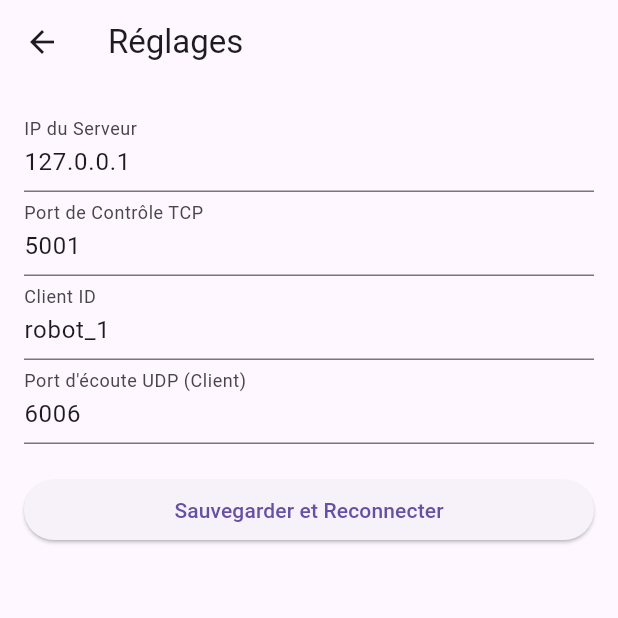
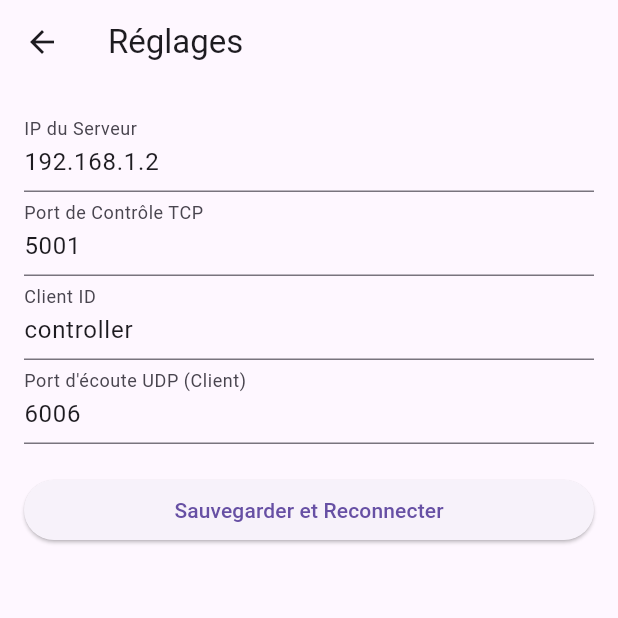
Before and after one commit to Cassian-5SIEC/controller_app, a Flutter app: the screen it shows after launch, after a tap on the "settings" icon, on a phone screen of 412 x 824 dp, the top half of it. Run offline on Flutter 3.47's test engine with Material 3 defaults, Android fonts, the phone set to English and light mode, and no system bars; our stand-ins replace font_awesome_flutter, shared_preferences, toggle_switch; missing offline and left inert: flutter_joystick, udp.

Commit message:
feat: change default ip to jetson one feat: improve UI with two joystick and better placement

```diff
--- a/lib/control_screen.dart
+++ b/lib/control_screen.dart
@@ -19,7 +19,7 @@ class ControlScreen extends StatefulWidget {
 class _ControlScreenState extends State<ControlScreen> {
   late RobotService _robotService;
 
-  // Valeurs actuelles du Joystick
+  // Valeurs actuelles des Joysticks
   double _cmdLinear = 0.0;
   double _cmdAngular = 0.0;
 
@@ -54,40 +54,34 @@ class _ControlScreenState extends State<ControlScreen> {
       });
     } else {
       // Afficher une erreur
+      if (mounted) {
         ScaffoldMessenger.of(context).showSnackBar(
           const SnackBar(content: Text("Échec de l'enregistrement au serveur")),
         );
       }
     }
+  }
 
   @override
   Widget build(BuildContext context) {
-    // ---- AJOUTÉ ----
     // Met l'app en plein écran immersif (cache la barre de statut)
-    // Le mode "sticky" la fait réapparaître si on glisse depuis le bord.
     SystemChrome.setEnabledSystemUIMode(SystemUiMode.immersiveSticky);
 
     // Observe les changements du provider
     final provider = context.watch<RobotProvider>();
 
     return Scaffold(
-      // --- SUPPRIMÉ ---
-      // appBar: AppBar( ... ),
-
-      // On utilise un SafeArea pour que nos boutons flottants
-      // n'aillent pas sous l'encoche ("notch") du téléphone.
       body: SafeArea(
         // On utilise un Stack pour superposer les éléments
         child: Stack(
           children: [
 
-            // --- 1. Votre contenu principal (Joystick et Odom) ---
+            // --- 1. Contenu principal (Joysticks et Odom) ---
             Column(
-              mainAxisAlignment: MainAxisAlignment.spaceAround,
               children: [
                 // --- Section Odométrie ---
                 Padding(
-                  padding: const EdgeInsets.all(16.0),
+                  padding: const EdgeInsets.fromLTRB(16.0, 40.0, 16.0, 16.0),
                   child: Row(
                     mainAxisAlignment: MainAxisAlignment.spaceEvenly,
                     children: [
@@ -97,20 +91,39 @@ class _ControlScreenState extends State<ControlScreen> {
                   ),
                 ),
 
-                // --- Section Joystick ---
-                Align(
-                  alignment: Alignment.centerLeft, // Positionne le joystick à gauche
-                  child: Padding(
-                    padding: const EdgeInsets.only(left: 32.0), // petit décalage du bord
+                // --- Section Joysticks ---
+                Expanded(
+                  child: Row(
+                    mainAxisAlignment: MainAxisAlignment.spaceBetween,
+                    crossAxisAlignment: CrossAxisAlignment.center,
+                    children: [
+
+                      // --- Joystick Gauche (Linéaire) ---
+                      Padding(
+                        padding: const EdgeInsets.only(left: 32.0),
                         child: Joystick(
-                      mode: JoystickMode.all,
+                          mode: JoystickMode.vertical,
                           listener: (details) {
                             setState(() {
                               _cmdLinear = -details.y;
+                            });
+                          },
+                        ),
+                      ),
+
+                      // --- Joystick Droit (Angulaire) ---
+                      Padding(
+                        padding: const EdgeInsets.only(right: 32.0),
+                        child: Joystick(
+                          mode: JoystickMode.horizontal,
+                          listener: (details) {
+                            setState(() {
                               _cmdAngular = details.x;
                             });
                           },
                         ),
+                      ),
+                    ],
                   ),
                 ),
               ],
@@ -121,18 +134,14 @@ class _ControlScreenState extends State<ControlScreen> {
               top: 10,
               right: 10,
               child: IconButton(
-                // On met une couleur visible sur n'importe quel fond
                 icon: const Icon(Icons.settings, color: Colors.black54),
-                iconSize: 30, // Un peu plus gros pour être facile à taper
+                iconSize: 30,
                 onPressed: () async {
-                  // On désactive le plein écran avant d'aller aux réglages
                   SystemChrome.setEnabledSystemUIMode(SystemUiMode.edgeToEdge);
-
                   await Navigator.push(
                     context,
                     MaterialPageRoute(builder: (context) => const SettingsScreen()),
                   );
-                  // On se reconnecte au cas où les réglages ont changé
                   _robotService.disconnect();
                   _connect();
                 },
@@ -141,7 +150,7 @@ class _ControlScreenState extends State<ControlScreen> {
 
             // --- 3. Indicateur de Connexion (flottant en haut à gauche) ---
             Positioned(
-              top: 20, // Ajusté pour aligner visuellement
+              top: 20,
               left: 20,
               child: Container(
                 width: 15,
@@ -150,7 +159,7 @@ class _ControlScreenState extends State<ControlScreen> {
                   color: provider.isConnected ? Colors.green : Colors.red,
                   shape: BoxShape.circle,
                   border: Border.all(color: Colors.white, width: 2),
-                  boxShadow: [ // Ombre pour la visibilité
+                  boxShadow: [
                     BoxShadow(
                       color: Colors.black.withOpacity(0.5),
                       blurRadius: 4,
@@ -160,34 +169,16 @@ class _ControlScreenState extends State<ControlScreen> {
               ),
             ),
 
-            // --- 4. Bouton d'arret d'urgence (flottant en bas a droite) ---
+            // --- NOUVEAU : Panneau de contrôle central (Start, Stop, Mode) ---
             Positioned(
-              bottom: 20,
-              right: 20,
-              child: ElevatedButton(
-                style: ElevatedButton.styleFrom(
-                  backgroundColor: Colors.red,
-                  shape: const CircleBorder(),
-                  padding: const EdgeInsets.all(20),
-                  minimumSize: const Size(100, 100),
-                ),
-                onPressed: () {
-                  setState(() {
-                    _cmdLinear = 0.0;
-                    _cmdAngular = 0.0;
-                  });
-                  // Optionnel: Envoyer immédiatement une commande d'arrêt
-                  _robotService.sendImmediateStop();
-                },
-                child: const Icon(Icons.stop, color: Colors.white, size: 30),
-              ),
-            ),
-
-            // --- 5. Switch de mode (flottant en bas au centre) ---
-            Positioned(
-              bottom: 20,
-              left: MediaQuery.of(context).size.width / 2 - 30,
-              child: ToggleSwitch(
+              bottom: 20, // Positionné en bas
+              left: 0,    // Centré horizontalement
+              right: 0,
+              child: Column( // Empile le switch et les boutons
+                mainAxisSize: MainAxisSize.min, // Prend la hauteur minimale
+                children: [
+                  // --- Switch de mode ---
+                  ToggleSwitch(
                     initialLabelIndex: _modeIndex,
                     customWidths: [50.0, 50.0, 50.0],
                     cornerRadius: 2.0,
@@ -206,31 +197,58 @@ class _ControlScreenState extends State<ControlScreen> {
                       _robotService.setMode(index ?? 0);
                     },
                   ),
-            ),
 
-            // --- 4. Bouton de démarrage (flottant en bas à droite du bouton d'arrêt) ---
-            Positioned(
-              bottom: 20,
-              right: 150,
-              child: ElevatedButton(
+                  const SizedBox(height: 15), // Espace entre le switch et les boutons
+
+                  // --- Rangée pour les boutons Start/Stop ---
+                  Row(
+                    mainAxisAlignment: MainAxisAlignment.center,
+                    children: [
+                      // --- Bouton de démarrage ---
+                      ElevatedButton(
                         style: ElevatedButton.styleFrom(
                           backgroundColor: Colors.green,
                           shape: const CircleBorder(),
-                  padding: const EdgeInsets.all(20),
-                  minimumSize: const Size(40, 40),
+                          padding: const EdgeInsets.all(15),
+                          minimumSize: const Size(70, 70), // Taille augmentée
                         ),
                         onPressed: () {
                           setState(() {
                             _cmdLinear = 0.0;
                             _cmdAngular = 0.0;
                           });
-                  // Optionnel: Envoyer immédiatement une commande de démarrage
                           _robotService.sendStart();
                         },
                         child: const Icon(Icons.play_arrow, color: Colors.white, size: 30),
                       ),
+
+                      const SizedBox(width: 30), // Espace entre les boutons
+
+                      // --- Bouton d'arret d'urgence ---
+                      ElevatedButton(
+                        style: ElevatedButton.styleFrom(
+                          backgroundColor: Colors.red,
+                          shape: const CircleBorder(),
+                          padding: const EdgeInsets.all(20),
+                          minimumSize: const Size(80, 80), // Taille principale
+                        ),
+                        onPressed: () {
+                          setState(() {
+                            _cmdLinear = 0.0;
+                            _cmdAngular = 0.0;
+                          });
+                          _robotService.sendImmediateStop();
+                        },
+                        child: const Icon(Icons.stop, color: Colors.white, size: 30),
+                      ),
+                    ],
+                  ),
+                ],
+              ),
             ),
 
+            // --- SUPPRIMÉ : Les anciens boutons Positioned (4, 5, 6) ont été
+            // ---           regroupés dans le panneau de contrôle ci-dessus.
           ],
         ),
       ),
@@ -240,10 +258,10 @@ class _ControlScreenState extends State<ControlScreen> {
   Widget _buildOdomDisplay(String label, double value) {
     return Column(
       children: [
-        Text(label, style: Theme.of(context).textTheme.titleMedium),
+        Text(label, style: Theme.of(context).textTheme.titleMedium?.copyWith(color: Colors.black87)),
         Text(
-          value.toStringAsFixed(2), // 2 chiffres après la virgule
-          style: Theme.of(context).textTheme.headlineMedium,
+          value.toStringAsFixed(2),
+          style: Theme.of(context).textTheme.headlineMedium?.copyWith(fontWeight: FontWeight.bold, color: Colors.black),
         ),
       ],
     );
--- a/lib/robot_provider.dart
+++ b/lib/robot_provider.dart
@@ -3,9 +3,9 @@ import 'package:shared_preferences/shared_preferences.dart';
 
 class RobotProvider with ChangeNotifier {
   // --- Configuration (avec valeurs par défaut)
-  String _serverIP = "127.0.0.1";
+  String _serverIP = "192.168.1.2";
   int _tcpControlPort = 5001;
-  String _clientID = "robot_1";
+  String _clientID = "controller";
   int _clientRecvUdpPort = 6006;
 
   // Port UDP du serveur (obtenu après enregistrement)
```
Lines whose indentation alone changed are shown as unchanged.
